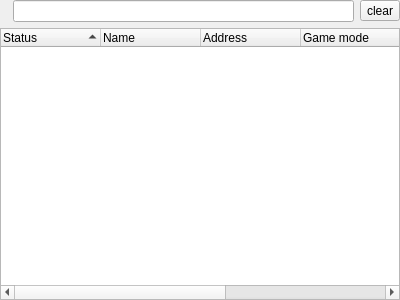
Old version of the form src/servlistwidget.ui in the repository navrocky/urtconnector.
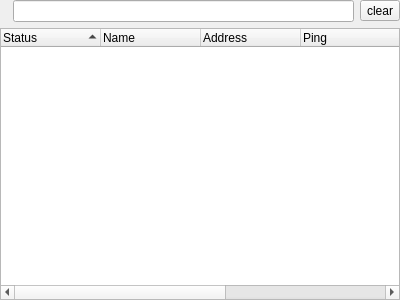
New version of the form. Icons and pictures are not drawn.

Diff of the .ui file:
```diff
--- a/src/servlistwidget.ui
+++ b/src/servlistwidget.ui
@@ -89,12 +89,12 @@
      </column>
      <column>
       <property name="text">
-       <string>Game mode</string>
+       <string>Ping</string>
       </property>
      </column>
      <column>
       <property name="text">
-       <string>New Column</string>
+       <string>Game mode</string>
       </property>
      </column>
      <column>
```
